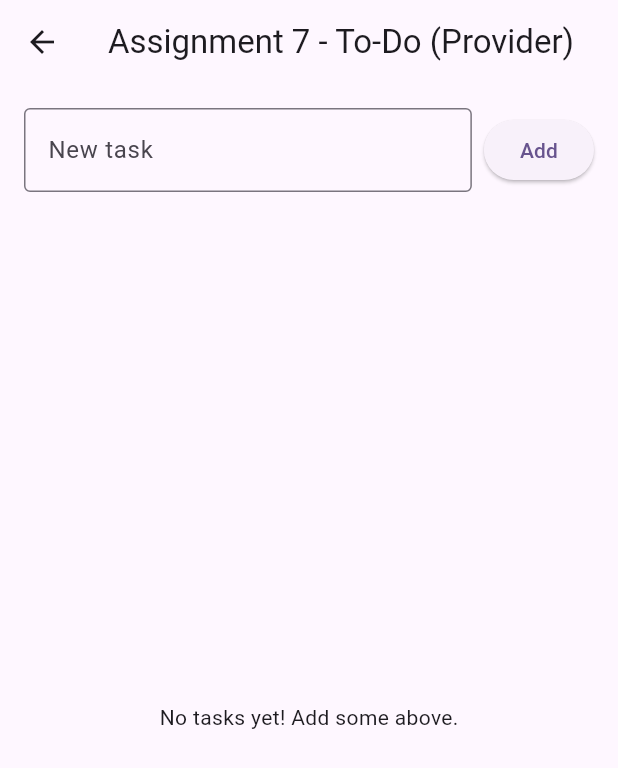
After one commit to GauravKJha1212/Flutter-Assignment, a Flutter app: the screen it shows after launch, after a tap on "Assignment 7 - To-Do with Provider", on a phone screen of 412 x 824 dp. The commit adds this screen. Shown: the top 768 px of the screen. Run offline on Flutter 3.47's test engine with Material 3 defaults, Android fonts, the phone set to English and light mode, and no system bars.

Commit message:
Add Provider-based todo app

```diff
--- /dev/null
+++ b/lib/assignment7/models/todo.dart
@@ -0,0 +1,6 @@
+class Todo {
+  Todo({required this.title, this.isCompleted = false});
+
+  final String title;
+  bool isCompleted;
+}
--- /dev/null
+++ b/lib/assignment7/providers/todo_provider.dart
@@ -0,0 +1,30 @@
+import 'package:flutter/foundation.dart';
+
+import '../models/todo.dart';
+
+/// Manages the list of [Todo] items and notifies listeners when changes occur.
+class TodoProvider extends ChangeNotifier {
+  final List<Todo> _todos = [];
+
+  /// Unmodifiable view of the current tasks.
+  List<Todo> get todos => List.unmodifiable(_todos);
+
+  /// Adds a new task with the given [title].
+  void add(String title) {
+    _todos.add(Todo(title: title));
+    notifyListeners();
+  }
+
+  /// Toggles the completion state of the task at [index].
+  void toggle(int index) {
+    final todo = _todos[index];
+    todo.isCompleted = !todo.isCompleted;
+    notifyListeners();
+  }
+
+  /// Removes the task at [index].
+  void remove(int index) {
+    _todos.removeAt(index);
+    notifyListeners();
+  }
+}
--- /dev/null
+++ b/lib/assignment7/todo_list_screen.dart
@@ -0,0 +1,130 @@
+import 'package:flutter/material.dart';
+import 'package:provider/provider.dart';
+
+import 'models/todo.dart';
+import 'providers/todo_provider.dart';
+
+/// Assignment 7 - To-Do list refactored to use the Provider package.
+class TodoListProviderScreen extends StatelessWidget {
+  const TodoListProviderScreen({super.key});
+
+  @override
+  Widget build(BuildContext context) {
+    return ChangeNotifierProvider(
+      create: (_) => TodoProvider(),
+      child: const _TodoListView(),
+    );
+  }
+}
+
+class _TodoListView extends StatefulWidget {
+  const _TodoListView();
+
+  @override
+  State<_TodoListView> createState() => _TodoListViewState();
+}
+
+class _TodoListViewState extends State<_TodoListView> {
+  final TextEditingController _controller = TextEditingController();
+
+  @override
+  void dispose() {
+    _controller.dispose();
+    super.dispose();
+  }
+
+  void _addTask() {
+    final text = _controller.text.trim();
+    if (text.isEmpty) {
+      ScaffoldMessenger.of(context).showSnackBar(
+        const SnackBar(content: Text('Please enter a task')),
+      );
+      return;
+    }
+    context.read<TodoProvider>().add(text);
+    _controller.clear();
+  }
+
+  @override
+  Widget build(BuildContext context) {
+    final todos = context.watch<TodoProvider>().todos;
+
+    return Scaffold(
+      appBar: AppBar(title: const Text('Assignment 7 - To-Do (Provider)')),
+      body: Padding(
+        padding: const EdgeInsets.all(16),
+        child: Column(
+          children: [
+            Row(
+              children: [
+                Expanded(
+                  child: TextField(
+                    controller: _controller,
+                    decoration: const InputDecoration(
+                      labelText: 'New task',
+                      border: OutlineInputBorder(),
+                    ),
+                  ),
+                ),
+                const SizedBox(width: 8),
+                ElevatedButton(
+                  onPressed: _addTask,
+                  child: const Text('Add'),
+                ),
+              ],
+            ),
+            const SizedBox(height: 20),
+            Expanded(
+              child: todos.isEmpty
+                  ? const Center(
+                      child: Text('No tasks yet! Add some above.'),
+                    )
+                  : ListView.builder(
+                      itemCount: todos.length,
+                      itemBuilder: (context, index) {
+                        final todo = todos[index];
+                        return Dismissible(
+                          key: ValueKey(todo.title + index.toString()),
+                          background: Container(
+                            color: Colors.red,
+                            alignment: Alignment.centerRight,
+                            padding: const EdgeInsets.symmetric(horizontal: 20),
+                            child: const Icon(Icons.delete, color: Colors.white),
+                          ),
+                          direction: DismissDirection.endToStart,
+                          onDismissed: (_) =>
+                              context.read<TodoProvider>().remove(index),
+                          child: Card(
+                            elevation: 2,
+                            margin: const EdgeInsets.symmetric(vertical: 4),
+                            child: ListTile(
+                              leading: Checkbox(
+                                value: todo.isCompleted,
+                                onChanged: (_) =>
+                                    context.read<TodoProvider>().toggle(index),
+                              ),
+                              title: Text(
+                                todo.title,
+                                style: TextStyle(
+                                  decoration: todo.isCompleted
+                                      ? TextDecoration.lineThrough
+                                      : null,
+                                ),
+                              ),
+                              trailing: IconButton(
+                                icon: const Icon(Icons.delete),
+                                onPressed: () =>
+                                    context.read<TodoProvider>().remove(index),
+                              ),
+                            ),
+                          ),
+                        );
+                      },
+                    ),
+            ),
+          ],
+        ),
+      ),
+    );
+  }
+}
--- a/lib/main.dart
+++ b/lib/main.dart
@@ -5,6 +5,7 @@ import 'assignment3/login_screen.dart';
 import 'assignment4/todo_list_screen.dart';
 import 'assignment5/user_list_screen.dart';
 import 'assignment6/responsive_grid_screen.dart';
+import 'assignment7/todo_list_screen.dart';
 
 void main() => runApp(const AssignmentsApp());
 
@@ -96,6 +97,17 @@ class HomeScreen extends StatelessWidget {
             },
             child: const Text('Assignment 6 - Responsive Grid'),
           ),
+          const SizedBox(height: 12),
+          ElevatedButton(
+            onPressed: () {
+              Navigator.push(
+                context,
+                MaterialPageRoute(
+                    builder: (_) => const TodoListProviderScreen()),
+              );
+            },
+            child: const Text('Assignment 7 - To-Do with Provider'),
+          ),
         ],
       ),
     );
```
